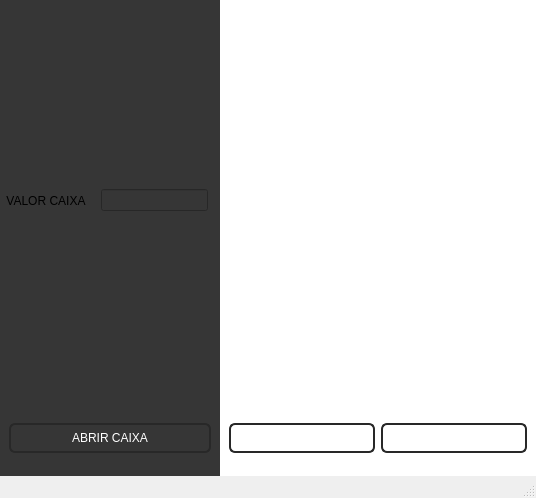
The window that desktop/windows/form_box/Caixa.ui (hnmcano/unique) describes before a commit, drawn with Qt 5.
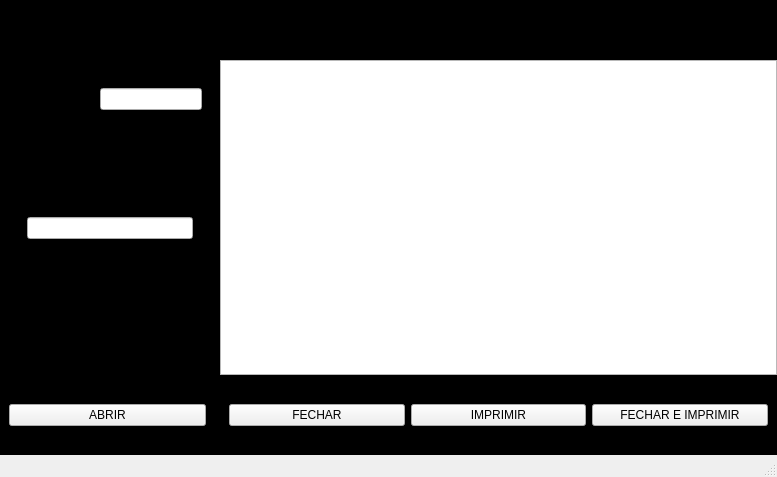
The same window after the commit.

Diff of the .ui file:
```diff
--- a/desktop/windows/form_box/Caixa.ui
+++ b/desktop/windows/form_box/Caixa.ui
@@ -9,30 +9,37 @@
    <rect>
     <x>0</x>
     <y>0</y>
-    <width>536</width>
-    <height>498</height>
+    <width>777</width>
+    <height>477</height>
    </rect>
   </property>
   <property name="minimumSize">
    <size>
-    <width>536</width>
-    <height>498</height>
+    <width>0</width>
+    <height>0</height>
    </size>
   </property>
   <property name="maximumSize">
    <size>
-    <width>536</width>
-    <height>498</height>
+    <width>16777215</width>
+    <height>16777215</height>
    </size>
   </property>
   <property name="windowTitle">
    <string>CAIXA</string>
   </property>
+  <property name="styleSheet">
+   <string notr="true">#centralwidget #widget_2 {
+	background-color: black;
+}
+
+#centralwidget #widget_3 {
+	background-color: black;
+}
+</string>
+  </property>
   <widget class="QWidget" name="centralwidget">
-   <layout class="QVBoxLayout" name="verticalLayout">
-    <property name="spacing">
-     <number>0</number>
-    </property>
+   <layout class="QHBoxLayout" name="horizontalLayout_2">
     <property name="leftMargin">
      <number>0</number>
     </property>
@@ -75,8 +82,7 @@
           </size>
          </property>
          <property name="styleSheet">
-          <string notr="true">background-color: rgb(54, 54, 54);
-</string>
+          <string notr="true"/>
          </property>
          <layout class="QVBoxLayout" name="verticalLayout_3">
           <property name="spacing">
@@ -94,73 +100,87 @@
           <property name="bottomMargin">
            <number>0</number>
           </property>
+          <item>
+           <widget class="QWidget" name="widget_6" native="true">
+            <property name="maximumSize">
+             <size>
+              <width>16777215</width>
+              <height>60</height>
+             </size>
+            </property>
+            <layout class="QVBoxLayout" name="verticalLayout_7">
+             <property name="leftMargin">
+              <number>0</number>
+             </property>
+             <property name="topMargin">
+              <number>0</number>
+             </property>
+             <property name="rightMargin">
+              <number>0</number>
+             </property>
+             <property name="bottomMargin">
+              <number>0</number>
+             </property>
+             <item>
+              <widget class="QLabel" name="StatusCaixa">
+               <property name="minimumSize">
+                <size>
+                 <width>0</width>
+                 <height>60</height>
+                </size>
+               </property>
+               <property name="maximumSize">
+                <size>
+                 <width>16777215</width>
+                 <height>60</height>
+                </size>
+               </property>
+               <property name="styleSheet">
+                <string notr="true"/>
+               </property>
+               <property name="text">
+                <string/>
+               </property>
+               <property name="alignment">
+                <set>Qt::AlignmentFlag::AlignCenter</set>
+               </property>
+              </widget>
+             </item>
+            </layout>
+           </widget>
+          </item>
           <item>
            <widget class="QWidget" name="widget_7" native="true">
-            <layout class="QHBoxLayout" name="horizontalLayout_3">
-             <property name="spacing">
-              <number>0</number>
-             </property>
-             <property name="leftMargin">
-              <number>0</number>
-             </property>
-             <property name="topMargin">
-              <number>0</number>
-             </property>
-             <property name="rightMargin">
-              <number>0</number>
-             </property>
-             <property name="bottomMargin">
-              <number>0</number>
-             </property>
+            <layout class="QVBoxLayout" name="verticalLayout">
              <item>
-              <widget class="QWidget" name="widget_8" native="true">
-               <property name="minimumSize">
-                <size>
-                 <width>90</width>
-                 <height>0</height>
-                </size>
-               </property>
+              <widget class="QFrame" name="frame">
                <property name="maximumSize">
                 <size>
-                 <width>90</width>
-                 <height>16777215</height>
+                 <width>16777215</width>
+                 <height>60</height>
                 </size>
                </property>
-               <layout class="QVBoxLayout" name="verticalLayout_5">
-                <property name="spacing">
-                 <number>0</number>
-                </property>
-                <property name="leftMargin">
-                 <number>0</number>
-                </property>
-                <property name="topMargin">
-                 <number>0</number>
-                </property>
+               <property name="frameShape">
+                <enum>QFrame::Shape::NoFrame</enum>
+               </property>
+               <property name="frameShadow">
+                <enum>QFrame::Shadow::Raised</enum>
+               </property>
+               <layout class="QGridLayout" name="gridLayout">
                 <property name="rightMargin">
-                 <number>0</number>
+                 <number>9</number>
                 </property>
-                <property name="bottomMargin">
-                 <number>0</number>
-                </property>
-                <item>
+                <item row="0" column="1">
+                 <widget class="QLineEdit" name="ValorCaixa">
+                  <property name="alignment">
+                   <set>Qt::AlignmentFlag::AlignRight|Qt::AlignmentFlag::AlignTrailing|Qt::AlignmentFlag::AlignVCenter</set>
+                  </property>
+                 </widget>
+                </item>
+                <item row="0" column="0">
                  <widget class="QLabel" name="label">
-                  <property name="minimumSize">
-                   <size>
-                    <width>90</width>
-                    <height>0</height>
-                   </size>
-                  </property>
-                  <property name="maximumSize">
-                   <size>
-                    <width>90</width>
-                    <height>16777215</height>
-                   </size>
-                  </property>
                   <property name="text">
-                   <string>VALOR CAIXA</string>
-                  </property>
-                  <property name="alignment">
-                   <set>Qt::AlignmentFlag::AlignCenter</set>
+                   <string>Valor Abertura</string>
                   </property>
                  </widget>
                 </item>
@@ -168,25 +188,73 @@
               </widget>
              </item>
              <item>
-              <widget class="QWidget" name="widget_9" native="true">
-               <property name="minimumSize">
-                <size>
-                 <width>125</width>
-                 <height>0</height>
-                </size>
-               </property>
-               <property name="maximumSize">
-                <size>
-                 <width>100</width>
-                 <height>16777215</height>
-                </size>
-               </property>
+              <widget class="QWidget" name="widget_8" native="true">
                <layout class="QVBoxLayout" name="verticalLayout_4">
                 <item>
-                 <widget class="QLineEdit" name="ValorCaixa">
-                  <property name="alignment">
-                   <set>Qt::AlignmentFlag::AlignRight|Qt::AlignmentFlag::AlignTrailing|Qt::AlignmentFlag::AlignVCenter</set>
-                  </property>
+                 <widget class="QWidget" name="widget_9" native="true">
+                  <layout class="QVBoxLayout" name="verticalLayout_5">
+                   <item>
+                    <widget class="QLabel" name="label_2">
+                     <property name="text">
+                      <string>Data Abertura</string>
+                     </property>
+                     <property name="alignment">
+                      <set>Qt::AlignmentFlag::AlignCenter</set>
+                     </property>
+                    </widget>
+                   </item>
+                   <item>
+                    <widget class="QLineEdit" name="DataAbertura">
+                     <property name="alignment">
+                      <set>Qt::AlignmentFlag::AlignCenter</set>
+                     </property>
+                    </widget>
+                   </item>
+                  </layout>
+                 </widget>
+                </item>
+                <item>
+                 <widget class="QWidget" name="widget_12" native="true">
+                  <layout class="QHBoxLayout" name="horizontalLayout_3">
+                   <property name="spacing">
+                    <number>0</number>
+                   </property>
+                   <property name="bottomMargin">
+                    <number>0</number>
+                   </property>
+                   <item>
+                    <widget class="QLabel" name="label_3">
+                     <property name="font">
+                      <font>
+                       <pointsize>14</pointsize>
+                       <bold>true</bold>
+                      </font>
+                     </property>
+                     <property name="text">
+                      <string>Total</string>
+                     </property>
+                     <property name="alignment">
+                      <set>Qt::AlignmentFlag::AlignBottom|Qt::AlignmentFlag::AlignLeading|Qt::AlignmentFlag::AlignLeft</set>
+                     </property>
+                    </widget>
+                   </item>
+                   <item>
+                    <widget class="QLabel" name="LabelTotal">
+                     <property name="font">
+                      <font>
+                       <pointsize>14</pointsize>
+                       <bold>true</bold>
+                      </font>
+                     </property>
+                     <property name="text">
+                      <string/>
+                     </property>
+                     <property name="alignment">
+                      <set>Qt::AlignmentFlag::AlignBottom|Qt::AlignmentFlag::AlignRight|Qt::AlignmentFlag::AlignTrailing</set>
+                     </property>
+                    </widget>
+                   </item>
+                  </layout>
                  </widget>
                 </item>
                </layout>
@@ -196,61 +264,24 @@
            </widget>
           </item>
           <item>
-           <widget class="QWidget" name="widget_6" native="true">
+           <widget class="QWidget" name="widget_11" native="true">
+            <property name="minimumSize">
+             <size>
+              <width>215</width>
+              <height>0</height>
+             </size>
+            </property>
             <property name="maximumSize">
              <size>
-              <width>16777215</width>
-              <height>75</height>
+              <width>215</width>
+              <height>80</height>
              </size>
             </property>
-            <property name="styleSheet">
-             <string notr="true">QPushButton {
-    background: qlineargradient(
-        spread:pad,
-        x1:0, y1:0,
-        x2:1, y2:0,
-        stop:0 #393939,
-        stop:1 #7d7d7d
-    );
-    color: white;
-    border: 2px solid #282828;
-    border-radius: 6px;
-    padding: 6px 12px;
-}
-
-QPushButton::hover{
-    background: qlineargradient(
-        spread:pad,
-        x1:0, y1:0,
-        x2:1, y2:0,
-        stop:0 #7d7d7d,
-        stop:1 #393939
-    );
-}</string>
-            </property>
-            <layout class="QHBoxLayout" name="horizontalLayout_2" stretch="0">
-             <property name="spacing">
-              <number>9</number>
-             </property>
-             <property name="leftMargin">
-              <number>9</number>
-             </property>
-             <property name="topMargin">
-              <number>9</number>
-             </property>
-             <property name="rightMargin">
-              <number>9</number>
-             </property>
-             <property name="bottomMargin">
-              <number>9</number>
-             </property>
+            <layout class="QVBoxLayout" name="verticalLayout_8">
              <item>
-              <widget class="QPushButton" name="open_caixa">
-               <property name="styleSheet">
-                <string notr="true"/>
-               </property>
+              <widget class="QPushButton" name="AbrirCaixa">
                <property name="text">
-                <string>ABRIR CAIXA</string>
+                <string>ABRIR</string>
                </property>
               </widget>
              </item>
@@ -263,23 +294,7 @@
        <item>
         <widget class="QWidget" name="widget_3" native="true">
          <property name="styleSheet">
-          <string notr="true">QWidget{
-	background-color: rgb(255, 255, 255);
-}
-
-QPushButton {
-    background: qlineargradient(
-        spread:pad,
-        x1:0, y1:0,
-        x2:1, y2:0,
-        stop:0 #ff7e5f,
-        stop:1 #feb47b
-    );
-    color: white;
-    border: 2px solid #d35400;
-    border-radius: 6px;
-    padding: 6px 12px;
-}</string>
+          <string notr="true"/>
          </property>
          <layout class="QVBoxLayout" name="verticalLayout_2">
           <property name="spacing">
@@ -302,105 +317,86 @@
             <property name="minimumSize">
              <size>
               <width>0</width>
-              <height>400</height>
+              <height>60</height>
              </size>
             </property>
             <property name="maximumSize">
              <size>
               <width>16777215</width>
-              <height>720</height>
+              <height>60</height>
              </size>
             </property>
-            <property name="layoutDirection">
-             <enum>Qt::LayoutDirection::LeftToRight</enum>
-            </property>
-            <property name="styleSheet">
-             <string notr="true"/>
-            </property>
-            <layout class="QVBoxLayout" name="verticalLayout_6" stretch="0,0">
-             <property name="spacing">
-              <number>0</number>
-             </property>
-             <property name="leftMargin">
-              <number>0</number>
-             </property>
-             <property name="topMargin">
-              <number>0</number>
-             </property>
-             <property name="rightMargin">
-              <number>0</number>
-             </property>
-             <property name="bottomMargin">
-              <number>0</number>
-             </property>
-             <item>
-              <widget class="QLabel" name="StatusCaixa">
-               <property name="maximumSize">
-                <size>
-                 <width>16777215</width>
-                 <height>75</height>
-                </size>
-               </property>
-               <property name="styleSheet">
-                <string notr="true"/>
-               </property>
-               <property name="text">
-                <string/>
-               </property>
-               <property name="alignment">
-                <set>Qt::AlignmentFlag::AlignCenter</set>
-               </property>
-              </widget>
-             </item>
-             <item>
-              <widget class="QWidget" name="widget_10" native="true">
-               <property name="styleSheet">
-                <string notr="true"/>
-               </property>
-              </widget>
-             </item>
-            </layout>
            </widget>
           </item>
           <item>
            <widget class="QWidget" name="widget_5" native="true">
-            <property name="styleSheet">
-             <string notr="true">QPushButton {
-    background: qlineargradient(
-        spread:pad,
-        x1:0, y1:0,
-        x2:1, y2:0,
-        stop:0 #393939,
-        stop:1 #7d7d7d
-    );
-    color: white;
-    border: 2px solid #282828;
-    border-radius: 6px;
-    padding: 6px 12px;
-}
-
-QPushButton:hover{
-    background: qlineargradient(
-        spread:pad,
-        x1:0, y1:0,
-        x2:1, y2:0,
-        stop:0 #7d7d7d,
-        stop:1 #393939
-    );
-}</string>
+            <property name="maximumSize">
+             <size>
+              <width>16777215</width>
+              <height>16777215</height>
+             </size>
             </property>
-            <layout class="QHBoxLayout" name="horizontalLayout_4">
+            <layout class="QVBoxLayout" name="verticalLayout_6">
+             <property name="spacing">
+              <number>0</number>
+             </property>
+             <property name="leftMargin">
+              <number>0</number>
+             </property>
+             <property name="topMargin">
+              <number>0</number>
+             </property>
+             <property name="rightMargin">
+              <number>0</number>
+             </property>
+             <property name="bottomMargin">
+              <number>0</number>
+             </property>
              <item>
-              <widget class="QPushButton" name="pushButton_2">
+              <widget class="QTableWidget" name="tableCaixa"/>
+             </item>
+            </layout>
+           </widget>
+          </item>
+          <item>
+           <widget class="QWidget" name="widget_10" native="true">
+            <property name="sizePolicy">
+             <sizepolicy hsizetype="Preferred" vsizetype="Preferred">
+              <horstretch>0</horstretch>
+              <verstretch>2</verstretch>
+             </sizepolicy>
+            </property>
+            <property name="minimumSize">
+             <size>
+              <width>0</width>
+              <height>80</height>
+             </size>
+            </property>
+            <property name="maximumSize">
+             <size>
+              <width>16777215</width>
+              <height>80</height>
+             </size>
+            </property>
+            <layout class="QGridLayout" name="gridLayout_2">
+             <item row="0" column="0">
+              <widget class="QPushButton" name="FecharCaixa">
                <property name="text">
-                <string>IMPRIMIR CAIXA</string>
+                <string>FECHAR</string>
                </property>
               </widget>
              </item>
-             <item>
-              <widget class="QPushButton" name="CloseCaixa">
+             <item row="0" column="1">
+              <widget class="QPushButton" name="ImprimirCaixa">
                <property name="text">
-                <string>FECHAR CAIXA</string>
+                <string>IMPRIMIR</string>
+               </property>
+              </widget>
+             </item>
+             <item row="0" column="2">
+              <widget class="QPushButton" name="FecharAndImprimir">
+               <property name="text">
+                <string>FECHAR E IMPRIMIR</string>
                </property>
               </widget>
              </item>
```
